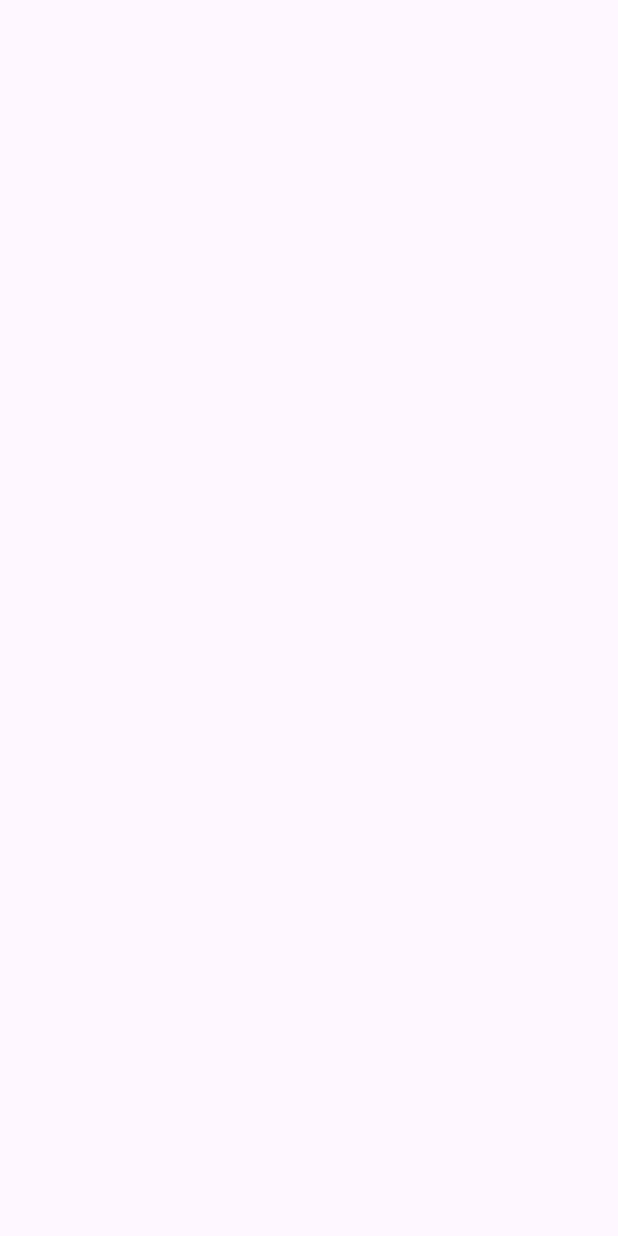
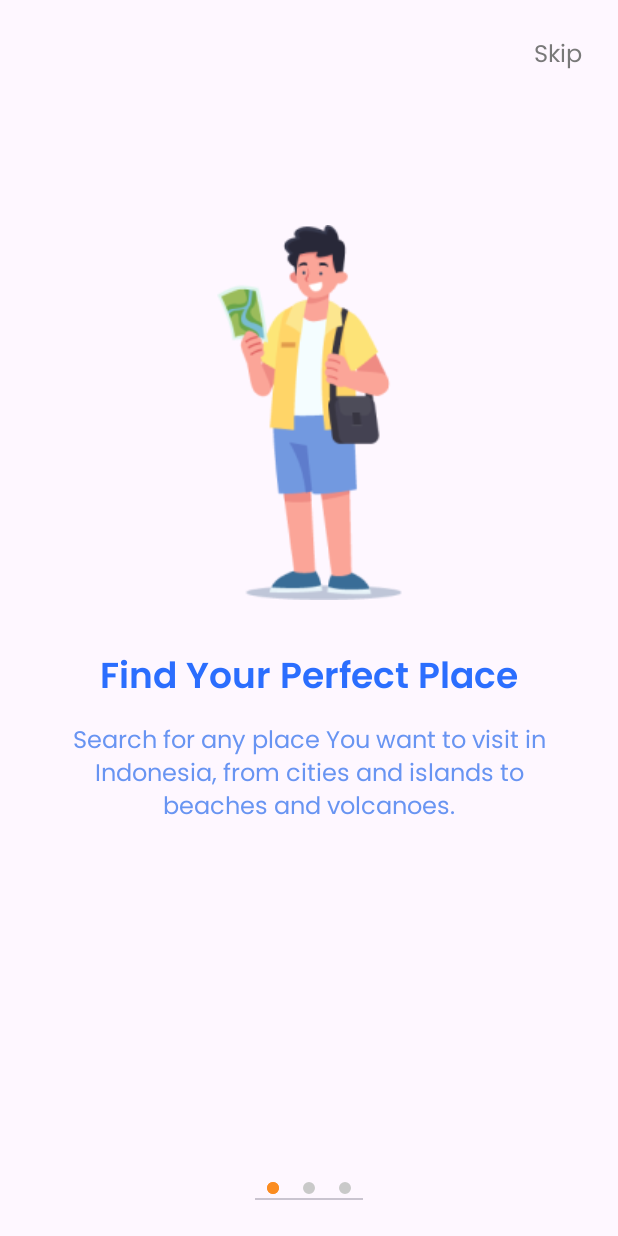
Before and after one commit to ExploreEase/md-exploreease, an Android app: the screen it shows after launch (OnboardingActivity), on a phone screen of 412 x 824 dp. Before the commit the screen is empty. Run offline under Robolectric (Android 15) with nearby library versions, the phone set to English and light mode, and no system bars.

Commit message:
Onboarding UI

```diff
--- a/app/src/main/java/com/ch2ps418/travelapp/presentation/ui/onboarding/OnboardingActivity.kt
+++ b/app/src/main/java/com/ch2ps418/travelapp/presentation/ui/onboarding/OnboardingActivity.kt
@@ -1,12 +1,43 @@
 package com.ch2ps418.travelapp.presentation.ui.onboarding
 
+import android.os.Bundle
+import android.widget.Toast
 import androidx.appcompat.app.AppCompatActivity
-import android.os.Bundle
 import com.ch2ps418.travelapp.R
+import com.ch2ps418.travelapp.databinding.ActivityOnboardingBinding
+import com.ch2ps418.travelapp.presentation.ui.onboarding.carouselview.CarouselPage
+import com.ch2ps418.travelapp.presentation.ui.onboarding.carouselview.CarouselPager
+import com.ch2ps418.travelapp.presentation.ui.onboarding.carouselview.ZoomOutPageTransformer
 
-class OnboardingActivity : AppCompatActivity() {
+class OnboardingActivity : AppCompatActivity(), CarouselPager.CarouselListener {
+
+	private lateinit var binding: ActivityOnboardingBinding
+
 	override fun onCreate(savedInstanceState: Bundle?) {
 		super.onCreate(savedInstanceState)
-		setContentView(R.layout.activity_onboarding)
+		binding = ActivityOnboardingBinding.inflate(layoutInflater)
+		setContentView(binding.root)
+
+		val titles = resources.getStringArray(R.array.carousel_titles)
+		val subtitles = resources.getStringArray(R.array.carousel_subtitles)
+		val drawableIds = resources.obtainTypedArray(R.array.carousel_drawables)
+
+		val carouselPages = mutableListOf<CarouselPage>()
+		for (i in titles.indices) {
+			val drawableId = drawableIds.getResourceId(i, 0)
+			carouselPages.add(CarouselPage(drawableId, titles[i], subtitles[i]))
+		}
+
+		drawableIds.recycle()
+
+		binding.carouselPager
+			.setUpCarousel(this, carouselPages)
+			.setUpPageTransformer(ZoomOutPageTransformer())
+			.setUpCarouselListener(this)
+	}
+
+	override fun onCarouselFinished(skipped: Boolean) {
+		val carouselStatus = if (skipped) "skipped" else "completed"
+		Toast.makeText(this, "You've $carouselStatus the onboarding.", Toast.LENGTH_SHORT).show()
 	}
 }
--- /dev/null
+++ b/app/src/main/java/com/ch2ps418/travelapp/presentation/ui/onboarding/carouselview/CarouselPage.kt
@@ -0,0 +1,9 @@
+package com.ch2ps418.travelapp.presentation.ui.onboarding.carouselview
+
+import androidx.annotation.DrawableRes
+
+class CarouselPage(
+    @DrawableRes val image: Int,
+    val title: String,
+    val text: String
+)
--- /dev/null
+++ b/app/src/main/java/com/ch2ps418/travelapp/presentation/ui/onboarding/carouselview/CarouselPageFragment.kt
@@ -0,0 +1,32 @@
+package com.ch2ps418.travelapp.presentation.ui.onboarding.carouselview
+
+import android.os.Bundle
+import androidx.fragment.app.Fragment
+import android.view.LayoutInflater
+import android.view.View
+import android.view.ViewGroup
+import com.ch2ps418.travelapp.databinding.FragmentCarouselPageBinding
+
+class CarouselPageFragment(private val page: CarouselPage) : Fragment() {
+
+    private lateinit var binding: FragmentCarouselPageBinding
+
+    override fun onCreateView(
+        inflater: LayoutInflater, container: ViewGroup?,
+        savedInstanceState: Bundle?
+    ): View {
+        // Inflate the layout using View Binding
+        binding = FragmentCarouselPageBinding.inflate(inflater, container, false)
+
+        return binding.root
+    }
+
+    override fun onViewCreated(view: View, savedInstanceState: Bundle?) {
+        super.onViewCreated(view, savedInstanceState)
+
+        // Set data to the views using View Binding
+        binding.carouselPageImage.setImageResource(page.image)
+        binding.carouselPageTitle.text = page.title.toString()
+        binding.carouselPageText.text = page.text.toString()
+    }
+}
--- /dev/null
+++ b/app/src/main/java/com/ch2ps418/travelapp/presentation/ui/onboarding/carouselview/CarouselPager.kt
@@ -0,0 +1,79 @@
+package com.ch2ps418.travelapp.presentation.ui.onboarding.carouselview
+
+import android.content.Context
+import android.util.AttributeSet
+import android.view.LayoutInflater
+import android.view.View
+import android.view.animation.AnimationUtils
+import android.widget.LinearLayout
+import androidx.fragment.app.FragmentActivity
+import androidx.viewpager2.widget.ViewPager2
+import com.ch2ps418.travelapp.R
+import com.ch2ps418.travelapp.databinding.CarouselPagerBinding
+import com.google.android.material.tabs.TabLayoutMediator
+
+class CarouselPager @JvmOverloads constructor(
+    context: Context, attributeSet: AttributeSet? = null, defStyleAttr: Int = 0
+) : LinearLayout(context, attributeSet, defStyleAttr) {
+
+    private val binding: CarouselPagerBinding =
+        CarouselPagerBinding.inflate(LayoutInflater.from(context), this, true)
+
+    private val zoomInAnim = AnimationUtils.loadAnimation(context, R.anim.zoom_in)
+    private val carouselPages = mutableListOf<CarouselPage>()
+    private var carouselListener: CarouselListener? = null
+
+    init {
+        setUpListeners()
+    }
+
+    private fun setUpListeners() = with(binding) {
+        btnGetStarted.setOnClickListener {
+            carouselListener?.onCarouselFinished()
+        }
+
+        btnSkip.setOnClickListener {
+            carouselListener?.onCarouselFinished(true)
+        }
+    }
+
+    fun setUpCarousel(fragmentActivity: FragmentActivity, carouselPages: List<CarouselPage>): CarouselPager {
+        val viewPagerAdapter = ViewPagerAdapter(fragmentActivity)
+        viewPagerAdapter.setPages(carouselPages)
+
+        with(binding) {
+            viewPager.adapter = viewPagerAdapter
+            viewPager.registerOnPageChangeCallback(object : ViewPager2.OnPageChangeCallback() {
+                override fun onPageSelected(position: Int) {
+                    if (position == carouselPages.size - 1) {
+                        btnGetStarted.visibility = View.VISIBLE
+                        btnGetStarted.startAnimation(zoomInAnim)
+                        btnSkip.visibility = View.GONE
+                    } else {
+                        btnGetStarted.visibility = View.GONE
+                        btnSkip.visibility = View.VISIBLE
+                    }
+                }
+            })
+
+            TabLayoutMediator(tabLayout, viewPager) { _, _ -> }.attach()
+        }
+
+        this.carouselPages.addAll(carouselPages)
+        return this
+    }
+
+    fun setUpPageTransformer(pageTransformer: ViewPager2.PageTransformer): CarouselPager {
+        binding.viewPager.setPageTransformer(pageTransformer)
+        return this
+    }
+
+    fun setUpCarouselListener(carouselListener: CarouselListener): CarouselPager {
+        this.carouselListener = carouselListener
+        return this
+    }
+
+    interface CarouselListener {
+        fun onCarouselFinished(skipped: Boolean = false)
+    }
+}
--- /dev/null
+++ b/app/src/main/java/com/ch2ps418/travelapp/presentation/ui/onboarding/carouselview/ViewPagerAdapter.kt
@@ -0,0 +1,17 @@
+package com.ch2ps418.travelapp.presentation.ui.onboarding.carouselview
+
+import androidx.fragment.app.Fragment
+import androidx.fragment.app.FragmentActivity
+import androidx.viewpager2.adapter.FragmentStateAdapter
+
+class ViewPagerAdapter(fa: FragmentActivity) : FragmentStateAdapter(fa) {
+    private var pages = mutableListOf<CarouselPage>()
+
+    override fun getItemCount(): Int = pages.size
+
+    override fun createFragment(position: Int): Fragment = CarouselPageFragment(pages[position])
+
+    fun setPages(pages: List<CarouselPage>) {
+        this.pages.addAll(pages)
+    }
+}
--- /dev/null
+++ b/app/src/main/java/com/ch2ps418/travelapp/presentation/ui/onboarding/carouselview/ZoomOutPageTransformer.kt
@@ -0,0 +1,37 @@
+package com.ch2ps418.travelapp.presentation.ui.onboarding.carouselview
+
+import android.view.View
+import androidx.viewpager2.widget.ViewPager2
+import kotlin.math.abs
+
+class ZoomOutPageTransformer : ViewPager2.PageTransformer {
+    override fun transformPage(view: View, position: Float) {
+        val pageWidth = view.width
+        val pageHeight = view.height
+
+        when {
+            position < -1 -> view.alpha = 0f
+            position <= 1 -> {
+                val scaleFactor = MIN_SCALE.coerceAtLeast(1 - abs(position))
+                val verticalMargin = pageHeight * (1 - scaleFactor) / 2
+                val horizontalMargin = pageWidth * (1 - scaleFactor) / 2
+                if (position < 0) {
+                    view.translationX = horizontalMargin - verticalMargin / 2
+                } else {
+                    view.translationX = -horizontalMargin + verticalMargin / 2
+                }
+
+                view.scaleX = scaleFactor
+                view.scaleY = scaleFactor
+
+                view.alpha = MIN_ALPHA + (scaleFactor - MIN_SCALE) / (1 - MIN_SCALE) * (1 - MIN_ALPHA)
+            }
+            else -> view.alpha = 0f
+        }
+    }
+
+    companion object {
+        private const val MIN_SCALE = 0.85f
+        private const val MIN_ALPHA = 0.5f
+    }
+}
--- /dev/null
+++ b/app/src/main/res/drawable/rounded_gradient_button.xml
@@ -0,0 +1,10 @@
+<?xml version="1.0" encoding="utf-8"?>
+<shape xmlns:android="http://schemas.android.com/apk/res/android">
+    <gradient
+        android:angle="90"
+        android:endColor="@color/secondary"
+        android:startColor="@color/secondary" />
+
+    <corners android:radius="8dp" />
+
+</shape>
--- /dev/null
+++ b/app/src/main/res/drawable/tab_indicator_default.xml
@@ -0,0 +1,12 @@
+<?xml version="1.0" encoding="utf-8"?>
+<layer-list xmlns:android="http://schemas.android.com/apk/res/android">
+    <item>
+        <shape
+            android:innerRadius="0dp"
+            android:shape="ring"
+            android:thickness="4dp"
+            android:useLevel="false">
+            <solid android:color="@color/black_200" />
+        </shape>
+    </item>
+</layer-list>
--- /dev/null
+++ b/app/src/main/res/drawable/tab_indicator_selected.xml
@@ -0,0 +1,9 @@
+<?xml version="1.0" encoding="utf-8"?>
+<shape xmlns:android="http://schemas.android.com/apk/res/android"
+    android:innerRadius="0dp"
+    android:shape="ring"
+    android:thickness="4dp"
+    android:useLevel="false">
+    <solid android:color="@color/secondary" />
+
+</shape>
--- /dev/null
+++ b/app/src/main/res/drawable/tab_selector.xml
@@ -0,0 +1,6 @@
+<?xml version="1.0" encoding="utf-8"?>
+<selector xmlns:android="http://schemas.android.com/apk/res/android">
+
+    <item android:drawable="@drawable/tab_indicator_selected" android:state_selected="true" />
+    <item android:drawable="@drawable/tab_indicator_default" />
+</selector>
--- a/app/src/main/res/layout/activity_onboarding.xml
+++ b/app/src/main/res/layout/activity_onboarding.xml
@@ -1,4 +1,3 @@
-<?xml version="1.0" encoding="utf-8"?>
 <androidx.constraintlayout.widget.ConstraintLayout xmlns:android="http://schemas.android.com/apk/res/android"
     xmlns:app="http://schemas.android.com/apk/res-auto"
     xmlns:tools="http://schemas.android.com/tools"
@@ -6,4 +5,8 @@
     android:layout_height="match_parent"
     tools:context=".presentation.ui.onboarding.OnboardingActivity">
 
+    <com.ch2ps418.travelapp.presentation.ui.onboarding.carouselview.CarouselPager
+        android:id="@+id/carouselPager"
+        android:layout_width="match_parent"
+        android:layout_height="match_parent" />
 </androidx.constraintlayout.widget.ConstraintLayout>
--- /dev/null
+++ b/app/src/main/res/layout/carousel_pager.xml
@@ -0,0 +1,55 @@
+<?xml version="1.0" encoding="utf-8"?>
+<androidx.constraintlayout.widget.ConstraintLayout xmlns:android="http://schemas.android.com/apk/res/android"
+    xmlns:app="http://schemas.android.com/apk/res-auto"
+    android:layout_width="match_parent"
+    android:layout_height="match_parent"
+    android:animateLayoutChanges="true">
+
+    <androidx.viewpager2.widget.ViewPager2
+        android:id="@+id/viewPager"
+        android:layout_width="match_parent"
+        android:layout_height="match_parent" />
+
+    <TextView
+        android:id="@+id/btnSkip"
+        android:layout_width="wrap_content"
+        android:layout_height="wrap_content"
+        android:layout_margin="16dp"
+        android:padding="8dp"
+        android:text="@string/btn_skip"
+        android:textColor="@color/black_300"
+        android:textSize="16sp"
+        android:fontFamily="@font/poppins_regular"
+        app:layout_constraintEnd_toEndOf="parent"
+        app:layout_constraintTop_toTopOf="parent" />
+
+    <com.google.android.material.tabs.TabLayout
+        android:id="@+id/tabLayout"
+        android:layout_width="wrap_content"
+        android:layout_height="16dp"
+        android:layout_marginBottom="24dp"
+        app:layout_constraintBottom_toBottomOf="parent"
+        app:layout_constraintEnd_toEndOf="parent"
+        app:layout_constraintStart_toStartOf="parent"
+        app:tabBackground="@drawable/tab_selector"
+        app:tabIndicator="@drawable/tab_indicator_selected"
+        app:tabIndicatorColor="@color/secondary"
+        app:tabIndicatorHeight="16dp" />
+
+    <TextView
+        android:id="@+id/btnGetStarted"
+        android:layout_width="wrap_content"
+        android:layout_height="wrap_content"
+        android:layout_margin="16dp"
+        android:background="@drawable/rounded_gradient_button"
+        android:padding="8dp"
+        android:paddingStart="16dp"
+        android:paddingEnd="16dp"
+        android:text="@string/btn_get_started"
+        android:textColor="@color/white"
+        android:fontFamily="@font/poppins_semibold"
+        app:layout_constraintBottom_toTopOf="@id/tabLayout"
+        app:layout_constraintEnd_toEndOf="parent"
+        app:layout_constraintStart_toStartOf="parent" />
+
+</androidx.constraintlayout.widget.ConstraintLayout>
--- /dev/null
+++ b/app/src/main/res/layout/fragment_carousel_page.xml
@@ -0,0 +1,50 @@
+<?xml version="1.0" encoding="utf-8"?>
+<androidx.constraintlayout.widget.ConstraintLayout xmlns:android="http://schemas.android.com/apk/res/android"
+    xmlns:app="http://schemas.android.com/apk/res-auto"
+    xmlns:tools="http://schemas.android.com/tools"
+    android:layout_width="match_parent"
+    android:layout_height="match_parent">
+
+    <ImageView
+        android:id="@+id/carouselPageImage"
+        android:layout_width="wrap_content"
+        android:layout_height="250dp"
+        android:layout_marginTop="150dp"
+        app:layout_constraintEnd_toEndOf="parent"
+        app:layout_constraintStart_toStartOf="parent"
+        app:layout_constraintTop_toTopOf="parent"
+        tools:src="@drawable/iv_onboarding_1" />
+
+    <TextView
+        android:id="@+id/carouselPageTitle"
+        android:layout_width="0dp"
+        android:layout_height="wrap_content"
+        android:layout_marginStart="24dp"
+        android:layout_marginTop="32dp"
+        android:layout_marginEnd="24dp"
+        android:fontFamily="@font/poppins_semibold"
+        android:gravity="center"
+        android:textColor="@color/primary"
+        android:textSize="24sp"
+        app:layout_constraintEnd_toEndOf="parent"
+        app:layout_constraintStart_toStartOf="parent"
+        app:layout_constraintTop_toBottomOf="@id/carouselPageImage"
+        tools:text="This is the title" />
+
+    <TextView
+        android:id="@+id/carouselPageText"
+        android:layout_width="0dp"
+        android:layout_height="wrap_content"
+        android:layout_marginStart="24dp"
+        android:layout_marginTop="8dp"
+        android:layout_marginEnd="24dp"
+        android:fontFamily="@font/poppins_regular"
+        android:gravity="center"
+        android:textColor="@color/primary_light"
+        android:textSize="16sp"
+        app:layout_constraintEnd_toEndOf="parent"
+        app:layout_constraintStart_toStartOf="parent"
+        app:layout_constraintTop_toBottomOf="@id/carouselPageTitle"
+        tools:text="This is the text" />
+
+</androidx.constraintlayout.widget.ConstraintLayout>
--- a/app/src/main/res/values/strings.xml
+++ b/app/src/main/res/values/strings.xml
@@ -1,11 +1,24 @@
 <resources>
     <string name="app_name">TravelApp</string>
-    <string name="ob1_title">Find Your Perfect Place</string>
-    <string name="ob1_subtitle">Search for any place You want to visit in\nIndonesia, from cities and islands to\nbeaches and volcanoes.</string>
-    <string name="ob2_title">Discover Your Travel Style</string>
-    <string name="ob2_subtitle">Discover your travel style and get\npersonalized recommendations based on\nyour preferences and interests</string>
-    <string name="ob3_title">Traveler’s Choice</string>
-    <string name="ob3_subtitle">Shows you the best places to visit in\nIndonesia, based on the highest ratings\nfrom other travelers. </string>
+
+
+    <string-array name="carousel_titles">
+        <item>Find Your Perfect Place</item>
+        <item>Discover Your Travel Style</item>
+        <item>Traveler’s Choice</item>
+    </string-array>
+
+    <string-array name="carousel_subtitles">
+        <item>Search for any place You want to visit in\nIndonesia, from cities and islands to\nbeaches and volcanoes.</item>
+        <item>Discover your travel style and get\npersonalized recommendations based on\nyour preferences and interests.</item>
+        <item>Shows you the best places to visit in\nIndonesia, based on the highest ratings\nfrom other travelers.</item>
+    </string-array>
+
+    <array name="carousel_drawables">
+        <item>@drawable/iv_onboarding_1</item>
+        <item>@drawable/iv_onboarding_2</item>
+        <item>@drawable/iv_onboarding_3</item>
+    </array>
 
     <string name="login_page_title">Welcome back!</string>
     <string name="register_page_title">Create an account.</string>
@@ -19,6 +32,7 @@
 
     <string name="to_login_alternate">Already have an account?</string>
     <string name="to_register_alternate">Dont have any account?</string>
+    <string name="btn_skip">Skip</string>
 
 
 </resources>
--- a/app/src/main/res/values/themes.xml
+++ b/app/src/main/res/values/themes.xml
@@ -3,6 +3,8 @@
     <style name="Base.Theme.TravelApp" parent="Theme.Material3.DayNight.NoActionBar">
         <!-- Customize your light theme here. -->
         <!-- <item name="colorPrimary">@color/my_light_primary</item> -->
+        <item name="colorPrimary">@color/primary</item>
+        <item name="colorAccent">@color/primary_light</item>
     </style>
 
     <style name="Theme.TravelApp" parent="Base.Theme.TravelApp" />
```
Also changed, not shown: app/src/main/res/drawable/iv_onboarding_1.png (added), app/src/main/res/drawable/iv_onboarding_2.png (added), app/src/main/res/drawable/iv_onboarding_3.png (added).
